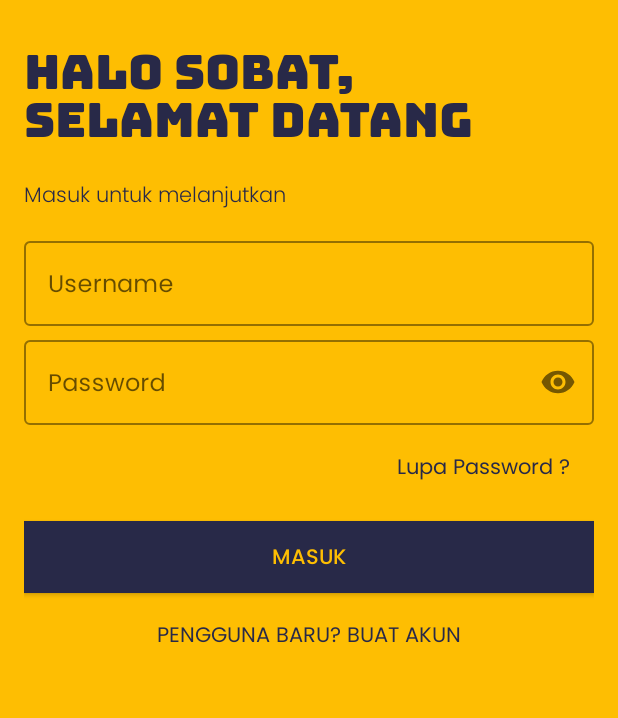
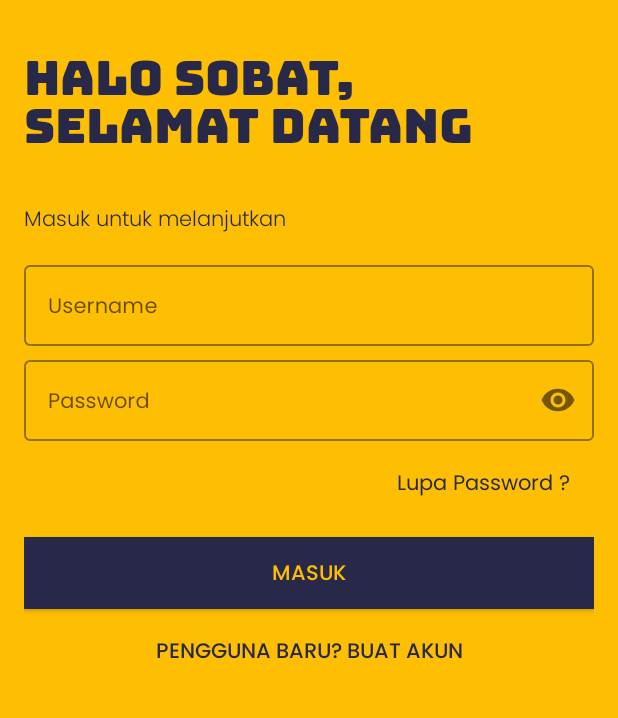
Before and after one commit to farrel25/GolekGuru, an Android app: the screen it shows after launch (LoginActivity), on a phone screen of 412 x 824 dp, the part 81-799 px from its top. Run offline under Robolectric (Android 15) with nearby library versions, the phone set to English and light mode, and no system bars.

Commit message:
sign up activity 1, done

```diff
--- a/app/src/main/AndroidManifest.xml
+++ b/app/src/main/AndroidManifest.xml
@@ -10,8 +10,11 @@
         android:supportsRtl="true"
         android:theme="@style/AppTheme">
         <activity
+            android:name=".SignUpActivity"
+            android:theme="@style/ThemeAuth" />
+        <activity
             android:name=".LoginActivity"
-            android:theme="@style/ThemeAuth"/>
+            android:theme="@style/ThemeAuth" />
         <activity
             android:name=".MainActivity"
             android:theme="@style/ThemeSplash">
--- a/app/src/main/java/com/farrel/corporation/golekguru/LoginActivity.java
+++ b/app/src/main/java/com/farrel/corporation/golekguru/LoginActivity.java
@@ -2,10 +2,22 @@ package com.farrel.corporation.golekguru;
 
 import androidx.appcompat.app.AppCompatActivity;
 
+import android.app.ActivityOptions;
+import android.content.Intent;
 import android.os.Bundle;
+import android.util.Pair;
+import android.view.View;
 import android.view.WindowManager;
+import android.widget.Button;
+import android.widget.TextView;
+
+import com.google.android.material.textfield.TextInputLayout;
 
 public class LoginActivity extends AppCompatActivity {
+
+    TextView tvAppName, tvCaption, tvDesc;
+    TextInputLayout tilUsername, tilPassword;
+    Button btnLogin, btnSignUp;
 
     @Override
     protected void onCreate(Bundle savedInstanceState) {
@@ -13,5 +25,32 @@ public class LoginActivity extends AppCompatActivity {
         // remove status bar view
         getWindow().setFlags(WindowManager.LayoutParams.FLAG_FULLSCREEN, WindowManager.LayoutParams.FLAG_FULLSCREEN);
         setContentView(R.layout.activity_login);
+
+        // Hooks
+        tvAppName = findViewById(R.id.login_tv_app_name);
+        tvCaption = findViewById(R.id.login_tv_caption);
+        tvDesc = findViewById(R.id.login_tv_desc);
+        tilUsername = findViewById(R.id.login_til_username);
+        tilPassword = findViewById(R.id.login_til_password);
+        btnLogin = findViewById(R.id.login_btn_login);
+        btnSignUp = findViewById(R.id.login_btn_sign_up);
+    }
+
+    public void callSignUpActivity(View view) {
+        Intent signUpActivity = new Intent(LoginActivity.this, SignUpActivity.class);
+
+        Pair[] pairs = new Pair[7];
+        pairs[0] = new Pair<View, String>(tvAppName, "trans_app_name");
+        pairs[1] = new Pair<View, String>(tvCaption, "trans_caption");
+        pairs[2] = new Pair<View, String>(tvDesc, "trans_desc");
+        pairs[3] = new Pair<View, String>(tilUsername, "trans_username");
+        pairs[4] = new Pair<View, String>(tilPassword, "trans_password");
+        pairs[5] = new Pair<View, String>(btnLogin, "trans_btn_submit");
+        pairs[6] = new Pair<View, String>(btnSignUp, "trans_btn_submit2");
+
+        ActivityOptions options = ActivityOptions.makeSceneTransitionAnimation(LoginActivity.this, pairs);
+
+        startActivity(signUpActivity, options.toBundle());
+        finish();
     }
 }
--- a/app/src/main/res/layout/activity_login.xml
+++ b/app/src/main/res/layout/activity_login.xml
@@ -10,7 +10,7 @@
     tools:context=".LoginActivity">
 
     <TextView
-        android:id="@+id/login_app_name"
+        android:id="@+id/login_tv_app_name"
         android:layout_width="wrap_content"
         android:layout_height="wrap_content"
         android:layout_marginTop="12dp"
@@ -22,10 +22,10 @@
         android:transitionName="trans_app_name" />
 
     <TextView
-        android:id="@+id/login_caption"
+        android:id="@+id/login_tv_caption"
         android:layout_width="wrap_content"
         android:layout_height="wrap_content"
-        android:layout_marginTop="32dp"
+        android:layout_marginTop="36dp"
         android:fontFamily="@font/bungee_regular"
         android:includeFontPadding="false"
         android:text="Halo Sobat,\nSelamat Datang"
@@ -34,15 +34,16 @@
         android:transitionName="trans_caption" />
 
     <TextView
-        android:id="@+id/login_desc"
+        android:id="@+id/login_tv_desc"
         android:layout_width="wrap_content"
         android:layout_height="wrap_content"
-        android:layout_marginTop="24dp"
+        android:layout_marginTop="36dp"
         android:fontFamily="@font/poppins_light"
         android:includeFontPadding="false"
         android:text="Masuk untuk melanjutkan"
         android:textColor="@color/textPrimary"
-        android:textSize="14sp" />
+        android:textSize="14sp"
+        android:transitionName="trans_desc" />
 
     <LinearLayout
         android:layout_width="match_parent"
@@ -53,11 +54,12 @@
         android:orientation="vertical">
 
         <com.google.android.material.textfield.TextInputLayout
-            android:id="@+id/login_username"
+            android:id="@+id/login_til_username"
             style="@style/Widget.MaterialComponents.TextInputLayout.OutlinedBox"
             android:layout_width="match_parent"
             android:layout_height="wrap_content"
             android:hint="Username"
+            android:transitionName="trans_username"
             app:boxStrokeColor="@color/textPrimary"
             app:hintTextColor="@color/textPrimary">
 
@@ -68,17 +70,18 @@
                 android:includeFontPadding="false"
                 android:inputType="text"
                 android:textColor="@color/textPrimary"
-                android:textSize="16sp" />
+                android:textSize="14sp" />
 
         </com.google.android.material.textfield.TextInputLayout>
 
         <com.google.android.material.textfield.TextInputLayout
-            android:id="@+id/login_password"
+            android:id="@+id/login_til_password"
             style="@style/Widget.MaterialComponents.TextInputLayout.OutlinedBox"
             android:layout_width="match_parent"
             android:layout_height="wrap_content"
             android:layout_marginTop="4dp"
             android:hint="Password"
+            android:transitionName="trans_password"
             app:boxStrokeColor="@color/textPrimary"
             app:hintTextColor="@color/textPrimary"
             app:passwordToggleEnabled="true">
@@ -90,11 +93,12 @@
                 android:includeFontPadding="false"
                 android:inputType="textPassword"
                 android:textColor="@color/textPrimary"
-                android:textSize="16sp" />
+                android:textSize="14sp" />
 
         </com.google.android.material.textfield.TextInputLayout>
 
         <Button
+            android:id="@+id/login_btn_forget_password"
             style="?android:attr/borderlessButtonStyle"
             android:layout_width="wrap_content"
             android:layout_height="wrap_content"
@@ -108,27 +112,29 @@
             android:textSize="14sp" />
 
         <Button
+            android:id="@+id/login_btn_login"
             android:layout_width="match_parent"
             android:layout_height="wrap_content"
-            android:layout_gravity="right"
             android:layout_marginTop="8dp"
             android:background="@color/textPrimary"
             android:fontFamily="@font/poppins_medium"
             android:includeFontPadding="false"
             android:text="Masuk"
-            android:textColor="@color/yellow" />
+            android:textColor="@color/yellow"
+            android:transitionName="trans_btn_submit" />
 
         <Button
+            android:id="@+id/login_btn_sign_up"
             style="?android:attr/borderlessButtonStyle"
             android:layout_width="match_parent"
             android:layout_height="wrap_content"
-            android:layout_gravity="right"
             android:layout_margin="4dp"
-            android:fontFamily="@font/poppins_regular"
+            android:fontFamily="@font/poppins_medium"
             android:includeFontPadding="false"
+            android:onClick="callSignUpActivity"
             android:text="Pengguna baru? Buat akun"
             android:textColor="@color/textPrimary"
-            android:textSize="14sp" />
+            android:transitionName="trans_btn_submit2" />
 
     </LinearLayout>
 
```
Also changed, not shown: app/src/main/java/com/farrel/corporation/golekguru/SignUpActivity.java (added, +62 -0 lines), app/src/main/res/layout/activity_sign_up.xml (added, +197 -0 lines).
